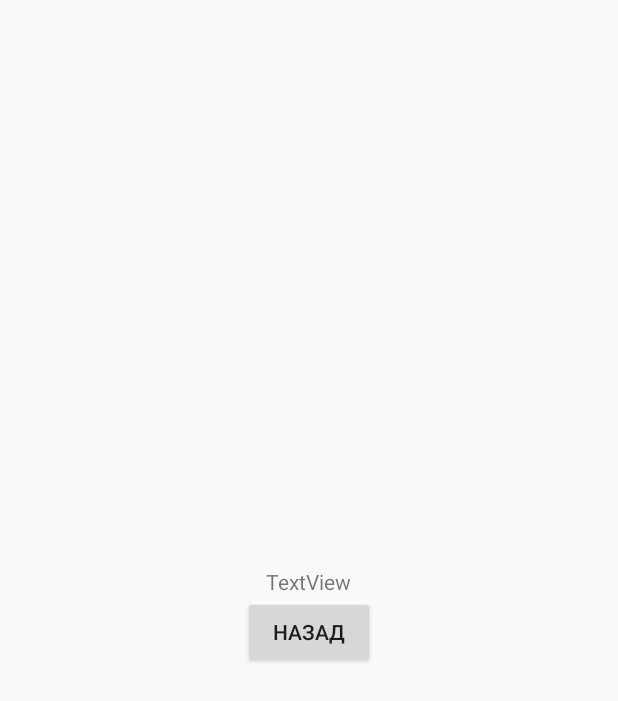
After one commit to af2905/Job4j-Exam, an Android app: the layout activity_hint.xml on its own in the app's theme, with its tools: preview values and no code run, on a phone screen of 412 x 824 dp. The commit adds this screen. Shown: the top 701 px of the screen. Run offline under Robolectric (Android 15) with nearby library versions, the phone set to English and light mode, and no system bars.

Commit message:
Creating multi-activity. Transferring data between activities. [# 61530]

```diff
--- a/app/src/main/AndroidManifest.xml
+++ b/app/src/main/AndroidManifest.xml
@@ -9,6 +9,8 @@
         android:roundIcon="@mipmap/ic_launcher_round"
         android:supportsRtl="true"
         android:theme="@style/AppTheme">
+        <activity android:name=".ResultActivity"></activity>
+        <activity android:name=".HintActivity" />
         <activity android:name=".ExamActivity">
             <intent-filter>
                 <action android:name="android.intent.action.MAIN" />
--- /dev/null
+++ b/app/src/main/res/layout/activity_hint.xml
@@ -0,0 +1,19 @@
+<?xml version="1.0" encoding="utf-8"?>
+<LinearLayout xmlns:android="http://schemas.android.com/apk/res/android"
+    android:layout_width="match_parent"
+    android:layout_height="match_parent"
+    android:gravity="center"
+    android:orientation="vertical">
+
+    <TextView
+        android:id="@+id/hint"
+        android:layout_width="wrap_content"
+        android:layout_height="wrap_content"
+        android:text="TextView" />
+
+    <Button
+        android:id="@+id/back"
+        android:layout_width="wrap_content"
+        android:layout_height="wrap_content"
+        android:text="@string/back" />
+</LinearLayout>
--- a/app/src/main/res/values/strings.xml
+++ b/app/src/main/res/values/strings.xml
@@ -3,7 +3,7 @@
 
     <string name="Hello">Добро пожаловать AF</string>
     <string name="back">Назад</string>
-    <string name="next">Следующий</string>
+    <string name="next">Далее</string>
 
     <string name="domain_prompt">Выберите область</string>
     <string name="exp_date">Дата проведения испытания</string>
@@ -26,6 +26,7 @@
     <string name="radiobutton">RadioButton</string>
     <string name="radiobutton3">RadioButton</string>
     <string name="radiobutton4">RadioButton</string>
+    <string name="hint">Подсказка</string>
     <string-array name="date_arrays">
         <item>Выберите дату</item>
         <item>январь</item>
```
Also changed, not shown: app/src/main/java/ru/job4j/job4jexam/ExamActivity.java (+39 -3 lines), app/src/main/java/ru/job4j/job4jexam/HintActivity.java (added, +33 -0 lines), app/src/main/java/ru/job4j/job4jexam/ResultActivity.java (added, +20 -0 lines), app/src/main/res/layout/activity_exam.xml (+7 -0 lines), app/src/main/res/layout/activity_result.xml (added, +15 -0 lines), 1 other file.
